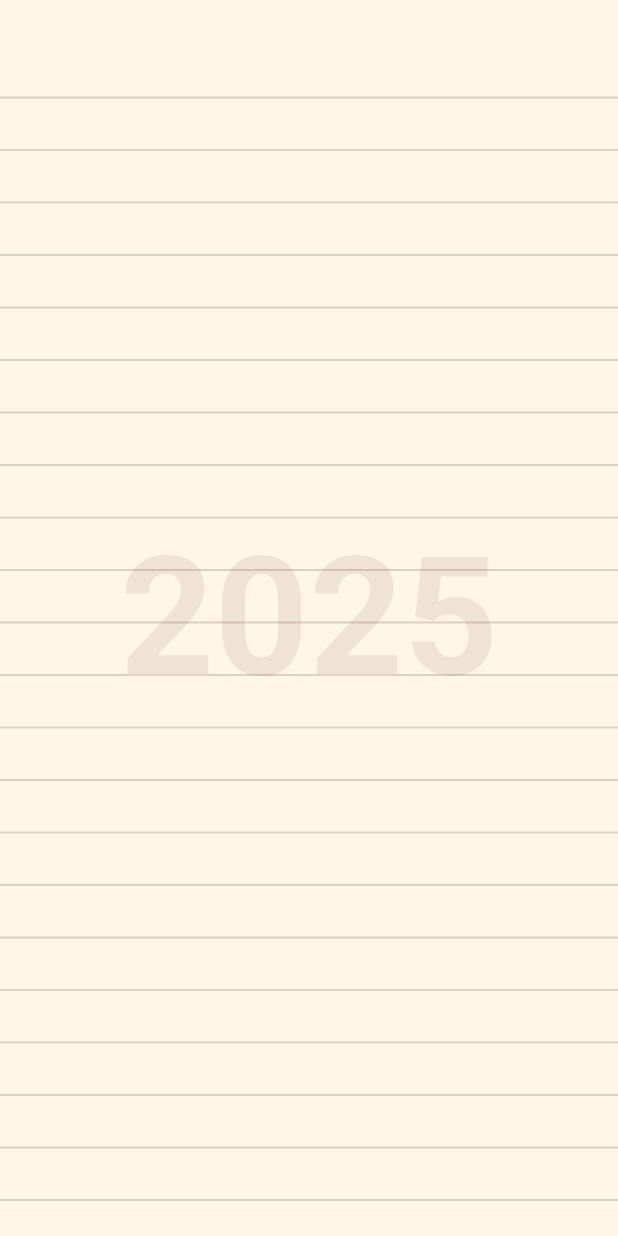
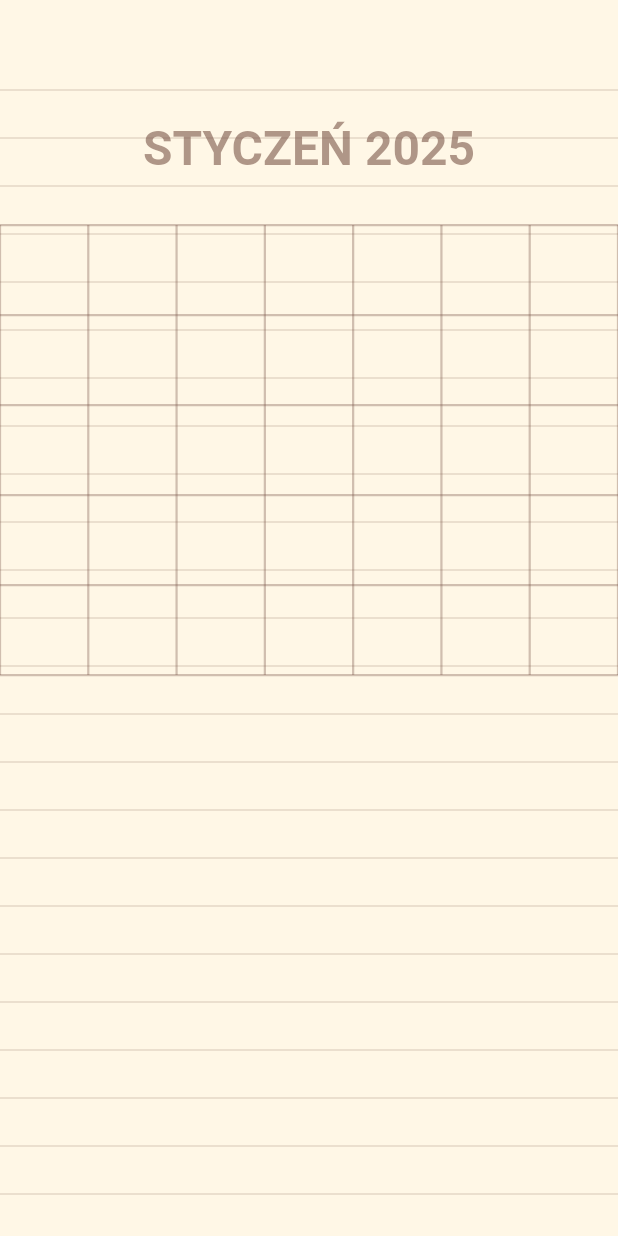
Before and after one commit to pszyma2/moja_testowa_aplikacja, a Flutter app: the screen it shows after launch, in the side drawer, after a tap on "Mój Organizer", on a phone screen of 412 x 824 dp. Run offline on Flutter 3.47's test engine with Material 3 defaults, Android fonts, the light colour scheme and no system bars; our stand-ins replace audioplayers, shared_preferences.

Commit message:
przewijanie strony , walek trojwymiarowy

```diff
--- a/lib/screens/organizer_page.dart
+++ b/lib/screens/organizer_page.dart
@@ -8,9 +8,79 @@ class OrganizerPage extends StatefulWidget {
   State<OrganizerPage> createState() => _OrganizerPageState();
 }
 
-class _OrganizerPageState extends State<OrganizerPage> {
+class _OrganizerPageState extends State<OrganizerPage>
+    with SingleTickerProviderStateMixin {
   double _dragAmount = 0.0;
   int _currentIndex = 2026;
+  late AnimationController _animationController;
+  Animation<double>? _currentAnimation;
+
+  @override
+  void initState() {
+    super.initState();
+    _animationController = AnimationController(
+      vsync: this,
+      duration: const Duration(milliseconds: 450),
+    );
+  }
+
+  @override
+  void dispose() {
+    _animationController.dispose();
+    super.dispose();
+  }
+
+  void _finishMove(bool complete) {
+    if (complete) {
+      // Cel: 1.0 (lewo) lub -1.0 (prawo)
+      double target = _dragAmount > 0 ? 1.0 : -1.0;
+
+      _currentAnimation = Tween<double>(
+        begin: _dragAmount,
+        end: target,
+      ).animate(CurvedAnimation(
+        parent: _animationController,
+        curve: Curves.easeOutCubic,
+      ));
+
+      _animationController.addListener(_updateDragAmount);
+
+      _animationController.forward(from: 0.0).then((_) {
+        _animationController.removeListener(_updateDragAmount);
+        setState(() {
+          _currentIndex += _dragAmount > 0 ? 1 : -1;
+          _dragAmount = 0.0;
+          _animationController.reset();
+        });
+      });
+    } else {
+      // Powrót do zera (anulowanie)
+      _currentAnimation = Tween<double>(
+        begin: _dragAmount,
+        end: 0.0,
+      ).animate(CurvedAnimation(
+        parent: _animationController,
+        curve: Curves.easeOutCubic,
+      ));
+
+      _animationController.addListener(_updateDragAmount);
+      _animationController.forward(from: 0.0).then((_) {
+        _animationController.removeListener(_updateDragAmount);
+        setState(() {
+          _dragAmount = 0.0;
+          _animationController.reset();
+        });
+      });
+    }
+  }
+
+  void _updateDragAmount() {
+    if (_currentAnimation != null) {
+      setState(() {
+        _dragAmount = _currentAnimation!.value;
+      });
+    }
+  }
 
   @override
   Widget build(BuildContext context) {
@@ -19,6 +89,7 @@ class _OrganizerPageState extends State<OrganizerPage> {
       body: GestureDetector(
         behavior: HitTestBehavior.opaque,
         onHorizontalDragUpdate: (details) {
+          if (_animationController.isAnimating) return;
           setState(() {
             _dragAmount -=
                 details.primaryDelta! / MediaQuery.of(context).size.width;
@@ -26,23 +97,25 @@ class _OrganizerPageState extends State<OrganizerPage> {
           });
         },
         onHorizontalDragEnd: (details) {
-          if (_dragAmount.abs() > 0.35) {
-            setState(() {
-              _currentIndex += _dragAmount > 0 ? 1 : -1;
-              _dragAmount = 0.0;
-            });
-          } else {
-            setState(() => _dragAmount = 0.0);
-          }
+          if (_animationController.isAnimating) return;
+          // Decyzja na podstawie wychylenia lub szybkości machnięcia
+          bool shouldFlip =
+              _dragAmount.abs() > 0.4 || details.primaryVelocity!.abs() > 600;
+          _finishMove(shouldFlip);
         },
         child: Stack(
           children: [
-            _buildCompletePage(
-                _dragAmount > 0 ? _currentIndex + 1 : _currentIndex - 1, 0),
+            // KARTA POD SPODEM
+            _buildPaperContent(
+                _dragAmount > 0 ? _currentIndex + 1 : _currentIndex - 1),
+
+            // KARTA WIERZCHNIA (Ucinana)
             ClipPath(
               clipper: CylinderClipper(_dragAmount),
-              child: _buildCompletePage(_currentIndex, _dragAmount),
+              child: _buildPaperContent(_currentIndex),
             ),
+
+            // WAŁEK 3D
             if (_dragAmount != 0)
               IgnorePointer(
                 child: CustomPaint(
@@ -56,74 +129,63 @@ class _OrganizerPageState extends State<OrganizerPage> {
     );
   }
 
-  Widget _buildCompletePage(int year, double drag) {
+  Widget _buildPaperContent(int year) {
     return Container(
       width: double.infinity,
       height: double.infinity,
       color: const Color(0xFFFFF7E6),
       child: CustomPaint(
-        painter: FullPagePainter(year: year.toString(), bend: drag),
+        painter: FullPagePainter(year: year.toString()),
       ),
     );
   }
 }
 
+// --- RENDERING STRONY ---
 class FullPagePainter extends CustomPainter {
   final String year;
-  final double bend;
-  FullPagePainter({required this.year, required this.bend});
+  FullPagePainter({required this.year});
 
   @override
   void paint(Canvas canvas, Size size) {
-    // 1. LINIE - teraz mocne i wyraźne (Brązowe)
-    final linePaint = Paint()
-      ..color = Colors.brown.withValues(alpha: 0.25)
-      ..strokeWidth = 1.4;
-
-    for (double i = 65; i < size.height; i += 35) {
-      canvas.drawLine(Offset(0, i), Offset(size.width, i), linePaint);
+    final gridPaint = Paint()
+      ..color = Colors.brown.withValues(alpha: 0.2)
+      ..strokeWidth = 1.0;
+    for (double i = 60; i < size.height; i += 32) {
+      canvas.drawLine(Offset(0, i), Offset(size.width, i), gridPaint);
     }
 
-    // 2. ROK Z EFEKTEM NASUWANIA
+    final calendarPaint = Paint()
+      ..color = Colors.brown.withValues(alpha: 0.35)
+      ..strokeWidth = 1.5;
+    double cellW = size.width / 7;
+    for (int col = 0; col <= 7; col++) {
+      canvas.drawLine(
+          Offset(col * cellW, 150), Offset(col * cellW, 450), calendarPaint);
+    }
+    for (int row = 0; row <= 5; row++) {
+      canvas.drawLine(Offset(0, 150 + (row * 60)),
+          Offset(size.width, 150 + (row * 60)), calendarPaint);
+    }
+
     final textPainter = TextPainter(
       text: TextSpan(
-        text: year,
+        text: "STYCZEŃ $year",
         style: TextStyle(
-            fontSize: 110,
+            fontSize: 32,
             fontWeight: FontWeight.bold,
-            color: Colors.brown.withValues(alpha: 0.12)),
+            color: Colors.brown.withValues(alpha: 0.6)),
       ),
       textDirection: TextDirection.ltr,
     )..layout();
-
-    double tx = (size.width - textPainter.width) / 2;
-    double ty = (size.height - textPainter.height) / 2;
-
-    canvas.save();
-    if (bend != 0) {
-      double absA = bend.abs();
-      double foldX = bend > 0 ? size.width * (1 - absA) : size.width * absA;
-      double dist = (tx + textPainter.width / 2 - foldX).abs();
-
-      if (dist < 140) {
-        double warp = (140 - dist) / 140;
-        canvas.translate(tx - (25 * warp * (bend > 0 ? 1 : -1)), ty);
-        canvas.scale(1.0 - (0.35 * warp), 1.0);
-      } else {
-        canvas.translate(tx, ty);
-      }
-    } else {
-      canvas.translate(tx, ty);
-    }
-    textPainter.paint(canvas, Offset.zero);
-    canvas.restore();
+    textPainter.paint(canvas, Offset((size.width - textPainter.width) / 2, 80));
   }
 
   @override
-  bool shouldRepaint(FullPagePainter old) =>
-      old.bend != bend || old.year != year;
+  bool shouldRepaint(FullPagePainter old) => old.year != year;
 }
 
+// --- RENDERING WAŁKA 3D ---
 class DynamicCylinderPainter extends CustomPainter {
   final double amount;
   DynamicCylinderPainter(this.amount);
@@ -132,68 +194,65 @@ class DynamicCylinderPainter extends CustomPainter {
   void paint(Canvas canvas, Size size) {
     double absA = amount.abs();
     double xPos = amount > 0 ? size.width * (1 - absA) : size.width * absA;
+    double cylinderWidth = 25.0 + (85.0 * math.sqrt(absA));
 
-    // Dynamika grubości wałka (którą już mamy)
-    double cylinderWidth = amount > 0
-        ? 20.0 + (75.0 * math.sqrt(absA))
-        : 95.0 - (75.0 * math.pow(absA, 0.6));
-
-    // Prostokąt wałka
     Rect cylinderRect = Rect.fromLTWH(amount > 0 ? xPos : xPos - cylinderWidth,
         0, cylinderWidth, size.height);
 
-    // 1. RYSOWANIE REWERSU (Linie na wałku)
-    canvas.save();
-    canvas.clipRect(cylinderRect); // Rysujemy tylko wewnątrz wałka
+    // Cień rzucany
+    final dropShadow = Paint()
+      ..shader = LinearGradient(
+        begin: amount > 0 ? Alignment.centerRight : Alignment.centerLeft,
+        end: amount > 0 ? Alignment.centerLeft : Alignment.centerRight,
+        colors: [Colors.black.withValues(alpha: 0.4), Colors.transparent],
+      ).createShader(
+          Rect.fromLTWH(amount > 0 ? xPos - 40 : xPos, 0, 40, size.height));
+    canvas.drawRect(
+        Rect.fromLTWH(amount > 0 ? xPos - 40 : xPos, 0, 40, size.height),
+        dropShadow);
 
-    // Tło rewersu (ciut ciemniejszy papier)
+    // Papier wałka
     canvas.drawRect(cylinderRect, Paint()..color = const Color(0xFFF2E4C1));
 
-    // Linie na rewersie (muszą być w tych samych miejscach co na stronie)
-    final linePaint = Paint()
-      ..color = Colors.brown.withValues(alpha: 0.15)
+    // Odbicie siatki (Twoje zielone linie)
+    canvas.save();
+    canvas.clipRect(cylinderRect);
+    final paint = Paint()
+      ..color = Colors.brown.withValues(alpha: 0.4)
       ..strokeWidth = 1.2;
-
-    for (double i = 65; i < size.height; i += 35) {
-      // Rysujemy linie poziome przez całą szerokość wałka
-      canvas.drawLine(Offset(cylinderRect.left, i),
-          Offset(cylinderRect.right, i), linePaint);
+    double cellW = size.width / 7;
+    for (int col = 0; col <= 7; col++) {
+      double origX = col * cellW;
+      double dist = amount > 0 ? (origX - xPos) : (xPos - origX);
+      double lineX = amount > 0 ? xPos + dist : xPos - dist;
+      canvas.drawLine(Offset(lineX, 150), Offset(lineX, 450), paint);
+    }
+    for (double i = 60; i < size.height; i += 32) {
+      canvas.drawLine(
+          Offset(cylinderRect.left, i), Offset(cylinderRect.right, i), paint);
     }
     canvas.restore();
 
-    // 2. GRADIENT 3D (Nakładamy go NA linie, żeby je pocieniować)
-    final foldPaint = Paint()
+    // Efekt 3D (Światło)
+    final highlight = Paint()
       ..shader = LinearGradient(
         begin: amount > 0 ? Alignment.centerLeft : Alignment.centerRight,
         end: amount > 0 ? Alignment.centerRight : Alignment.centerLeft,
         colors: [
-          Colors.black.withValues(alpha: 0.1), // Cień przy krawędzi styku
-          Colors.white.withValues(alpha: 0.4), // Błysk na szczycie wałka
-          Colors.black.withValues(alpha: 0.2), // Głęboki cień wewnątrz zwoju
+          Colors.black.withValues(alpha: 0.3),
+          Colors.white.withValues(alpha: 0.45),
+          Colors.black.withValues(alpha: 0.4),
         ],
-        stops: const [0.0, 0.25, 1.0],
+        stops: const [0.0, 0.3, 1.0],
       ).createShader(cylinderRect);
-
-    canvas.drawRect(cylinderRect, foldPaint);
-
-    // 3. CIEŃ RZUCANY NA STRONĘ POD SPODEM
-    final dropShadow = Paint()
-      ..shader = LinearGradient(
-        begin: amount > 0 ? Alignment.centerRight : Alignment.centerLeft,
-        end: amount > 0 ? Alignment.centerLeft : Alignment.centerRight,
-        colors: [Colors.black.withValues(alpha: 0.3), Colors.transparent],
-      ).createShader(
-          Rect.fromLTWH(amount > 0 ? xPos - 40 : xPos, 0, 40, size.height));
-
-    canvas.drawRect(
-        Rect.fromLTWH(amount > 0 ? xPos - 40 : xPos, 0, 40, size.height),
-        dropShadow);
+    canvas.drawRect(cylinderRect, highlight);
   }
 
   @override
   bool shouldRepaint(DynamicCylinderPainter old) => old.amount != amount;
 }
 
+// --- CLIPPER ---
 class CylinderClipper extends CustomClipper<Path> {
   final double amount;
   CylinderClipper(this.amount);
@@ -202,11 +261,10 @@ class CylinderClipper extends CustomClipper<Path> {
     double absA = amount.abs();
     double xPos = amount > 0 ? size.width * (1 - absA) : size.width * absA;
     Path path = Path();
-    if (amount >= 0) {
+    if (amount >= 0)
       path.addRect(Rect.fromLTWH(0, 0, xPos, size.height));
-    } else {
+    else
       path.addRect(Rect.fromLTWH(xPos, 0, size.width - xPos, size.height));
-    }
     return path;
   }
 
```
